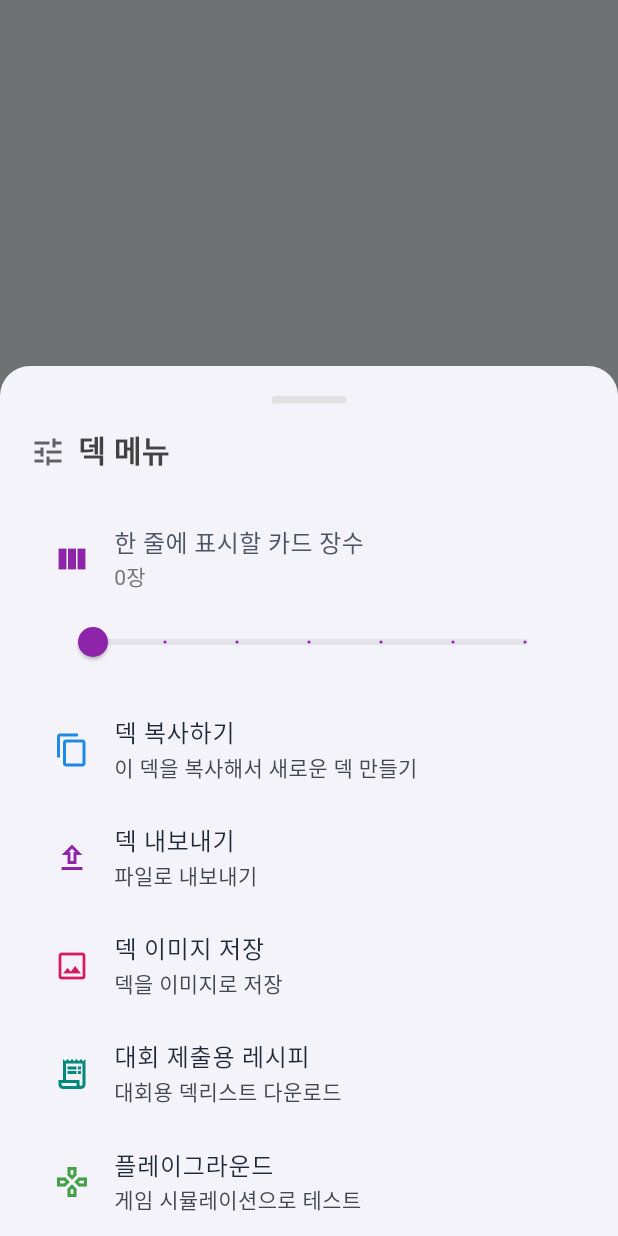
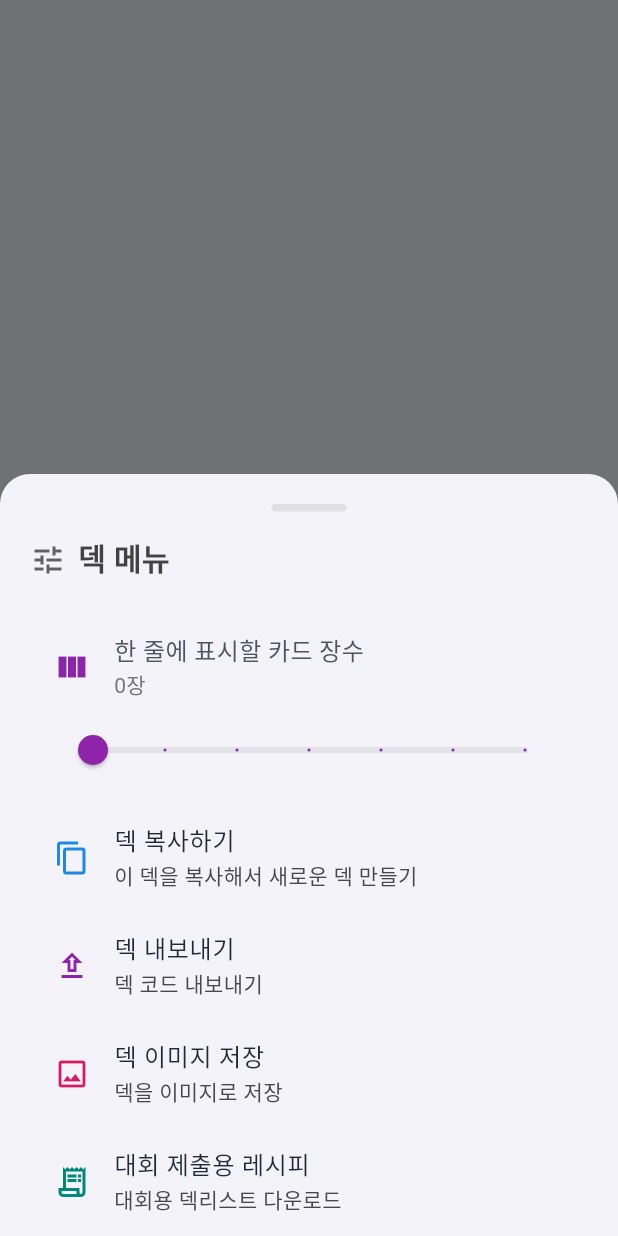
Before and after one commit to CHOI-JOO-YEON/digimon_meta_site_flutter, a Flutter app: what show() shows on an empty page, opened directly with empty values, on a phone screen of 412 x 824 dp. Run offline on Flutter 3.47's test engine with Material 3 defaults, Android fonts, the phone set to English and light mode, and no system bars; our stand-ins replace auto_route, dio, file_picker, pdf, qr_flutter, responsive_framework and 4 more; missing offline and left inert: dart:html, dart:js, flex_color_picker, idb_shim, image_downloader_web, zxing2; network calls fail; Roboto replaces fonts that are missing (JalnanGothic).

Commit message:
세로 메뉴 버튼 순서 조정

```diff
--- a/lib/widget/common/deck_menu_dialog.dart
+++ b/lib/widget/common/deck_menu_dialog.dart
@@ -97,8 +97,7 @@ class DeckMenuDialog {
                               onRowNumberChanged,
                             ),
 
-                          // 덱빌더 전용 메뉴
-                          if (menuType == DeckMenuType.deckBuilder) ...[
+                          if (menuType == DeckMenuType.deckBuilder)
                             _buildMenuItem(
                               icon: Icons.add_box_outlined,
                               color: Colors.green[600]!,
@@ -122,6 +121,7 @@ class DeckMenuDialog {
                               },
                             ),
 
+                            if (menuType == DeckMenuType.deckBuilder)
                             _buildMenuItem(
                               icon: Icons.clear_outlined,
                               color: Colors.red[600]!,
@@ -145,6 +145,29 @@ class DeckMenuDialog {
                               },
                             ),
 
+
+                            _buildMenuItem(
+                            icon: Icons.copy_outlined,
+                            color: Colors.blue[600]!,
+                            title: '덱 복사하기',
+                            subtitle: menuType == DeckMenuType.deckBuilder
+                              ? '현재 덱을 복사하여 새로 만들기'
+                              : '이 덱을 복사해서 새로운 덱 만들기',
+                            onTap: () {
+                              Navigator.pop(context);
+                              // 모달이 닫힌 후 작업 수행
+                              Future.delayed(const Duration(milliseconds: 300), () {
+                                if (parentContext.mounted) {
+                                  if (menuType == DeckMenuType.deckBuilder && onDeckCopy != null) {
+                                    DeckService().copyDeck(parentContext, deck, onCopy: onDeckCopy);
+                                  } else {
+                                    DeckService().copyDeck(parentContext, deck);
+                                  }
+                                }
+                              });
+                            },
+                          ),
+                            if (menuType == DeckMenuType.deckBuilder)
                             _buildMenuItem(
                               icon: Icons.save_outlined,
                               color: Colors.purple[600]!,
@@ -174,11 +197,12 @@ class DeckMenuDialog {
                               },
                             ),
 
+                            if (menuType == DeckMenuType.deckBuilder)
                             _buildMenuItem(
                               icon: Icons.download_outlined,
                               color: Colors.green[600]!,
                               title: '덱 가져오기',
-                              subtitle: '파일에서 덱 불러오기',
+                              subtitle: '덱 코드/이미지에서 불러오기',
                               onTap: () {
                                 Navigator.pop(context);
                                 if (onDeckImport != null) {
@@ -196,36 +220,12 @@ class DeckMenuDialog {
                                 }
                               },
                             ),
-                          ],
-
-                          // 공통 메뉴
-                          _buildMenuItem(
-                            icon: Icons.copy_outlined,
-                            color: Colors.blue[600]!,
-                            title: '덱 복사하기',
-                            subtitle: menuType == DeckMenuType.deckBuilder
-                              ? '현재 덱을 복사하여 새로 만들기'
-                              : '이 덱을 복사해서 새로운 덱 만들기',
-                            onTap: () {
-                              Navigator.pop(context);
-                              // 모달이 닫힌 후 작업 수행
-                              Future.delayed(const Duration(milliseconds: 300), () {
-                                if (parentContext.mounted) {
-                                  if (menuType == DeckMenuType.deckBuilder && onDeckCopy != null) {
-                                    DeckService().copyDeck(parentContext, deck, onCopy: onDeckCopy);
-                                  } else {
-                                    DeckService().copyDeck(parentContext, deck);
-                                  }
-                                }
-                              });
-                            },
-                          ),
 
                           _buildMenuItem(
                             icon: Icons.upload_outlined,
                             color: Colors.purple[600]!,
                             title: '덱 내보내기',
-                            subtitle: '파일로 내보내기',
+                            subtitle: '덱 코드 내보내기',
                             onTap: () {
                               Navigator.pop(context);
                               // 모달이 닫힌 후 작업 수행
@@ -268,40 +268,6 @@ class DeckMenuDialog {
                               });
                             },
                           ),
-
-                          // 덱리스트 전용 메뉴
-                          if (menuType == DeckMenuType.deckList)
-                            _buildMenuItem(
-                              icon: Icons.gamepad_outlined,
-                              color: Colors.green[600]!,
-                              title: '플레이그라운드',
-                              subtitle: '게임 시뮬레이션으로 테스트',
-                              onTap: () {
-                                Navigator.pop(context);
-                                // 모달이 닫힌 후 네비게이션 수행
-                                Future.delayed(const Duration(milliseconds: 300), () {
-                                  if (parentContext.mounted) {
-                                    parentContext.navigateTo(GamePlayGroundRoute(deckBuild: deck));
-                                  }
-                                });
-                              },
-                            ),
-
-                          // TTS 파일 내보내기 (관리자만, 양쪽 모두)
-                          if (userProvider.hasManagerRole())
-                            _buildMenuItem(
-                              icon: Icons.videogame_asset_outlined,
-                              color: Colors.indigo[600]!,
-                              title: 'TTS 파일 내보내기',
-                              subtitle: 'Table Top Simulator용 파일',
-                              onTap: () {
-                                Navigator.pop(context);
-                                // 모달이 닫힌 후 작업 수행
-                                Future.delayed(const Duration(milliseconds: 300), () async {
-                                  await DeckService().exportToTTSFile(deck);
-                                });
-                              },
-                            ),
                         ],
                       ),
                     ),
```
